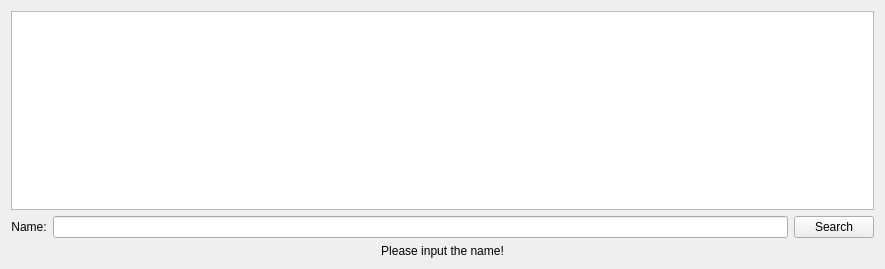
The window that searchbyname.ui (kabu1204/ManagementSystem) describes before a commit, drawn with Qt 5.
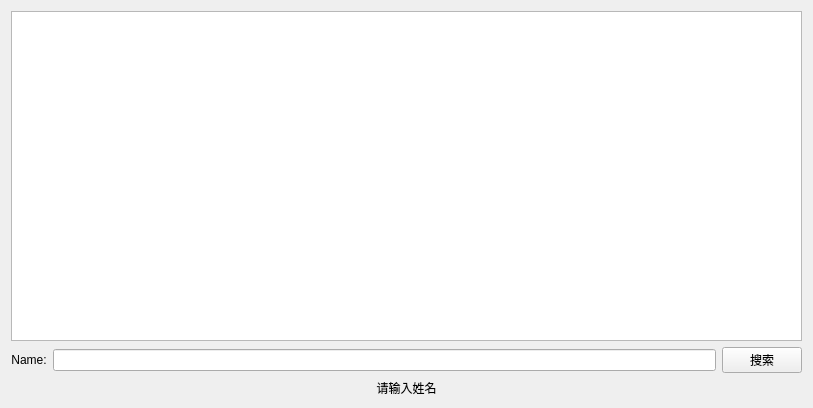
The same window after the commit.

What changed in the file:
```diff
--- a/searchbyname.ui
+++ b/searchbyname.ui
@@ -6,8 +6,8 @@
    <rect>
     <x>0</x>
     <y>0</y>
-    <width>885</width>
-    <height>269</height>
+    <width>813</width>
+    <height>408</height>
    </rect>
   </property>
   <property name="windowTitle">
@@ -35,7 +35,7 @@
      <item>
       <widget class="QPushButton" name="searchButton">
        <property name="text">
-        <string>Search</string>
+        <string>搜索</string>
        </property>
       </widget>
      </item>
@@ -44,7 +44,7 @@
    <item row="2" column="0">
     <widget class="QLabel" name="hintlabel">
      <property name="text">
-      <string>Please input the name!</string>
+      <string>请输入姓名</string>
      </property>
      <property name="alignment">
       <set>Qt::AlignCenter</set>
```
